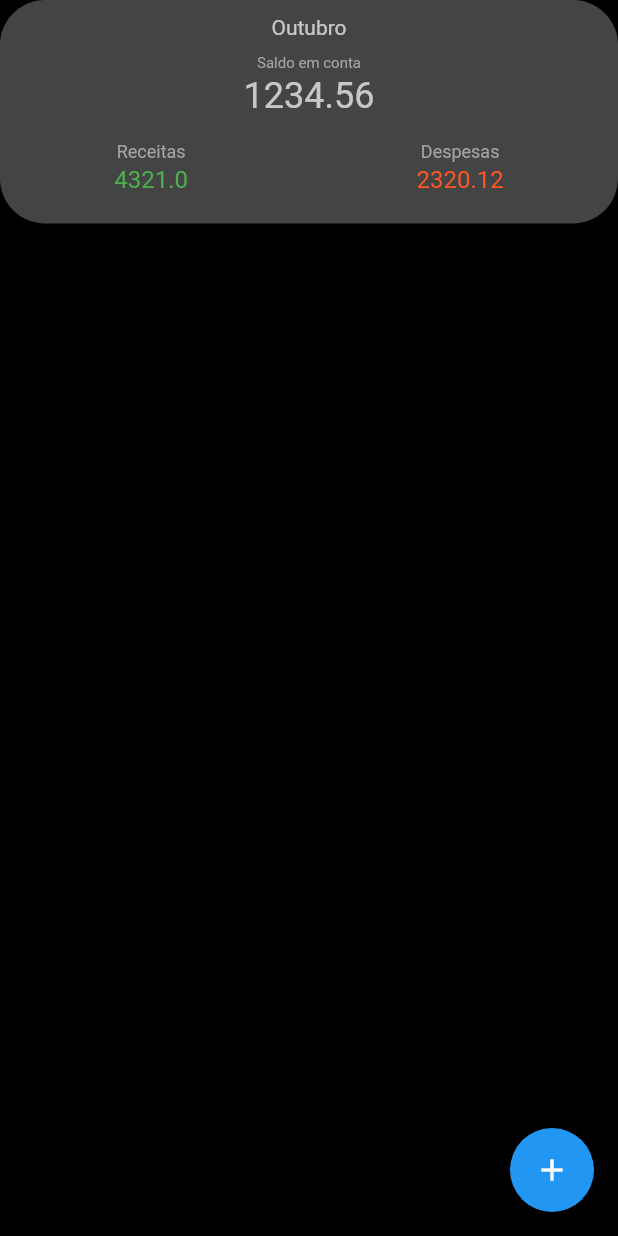
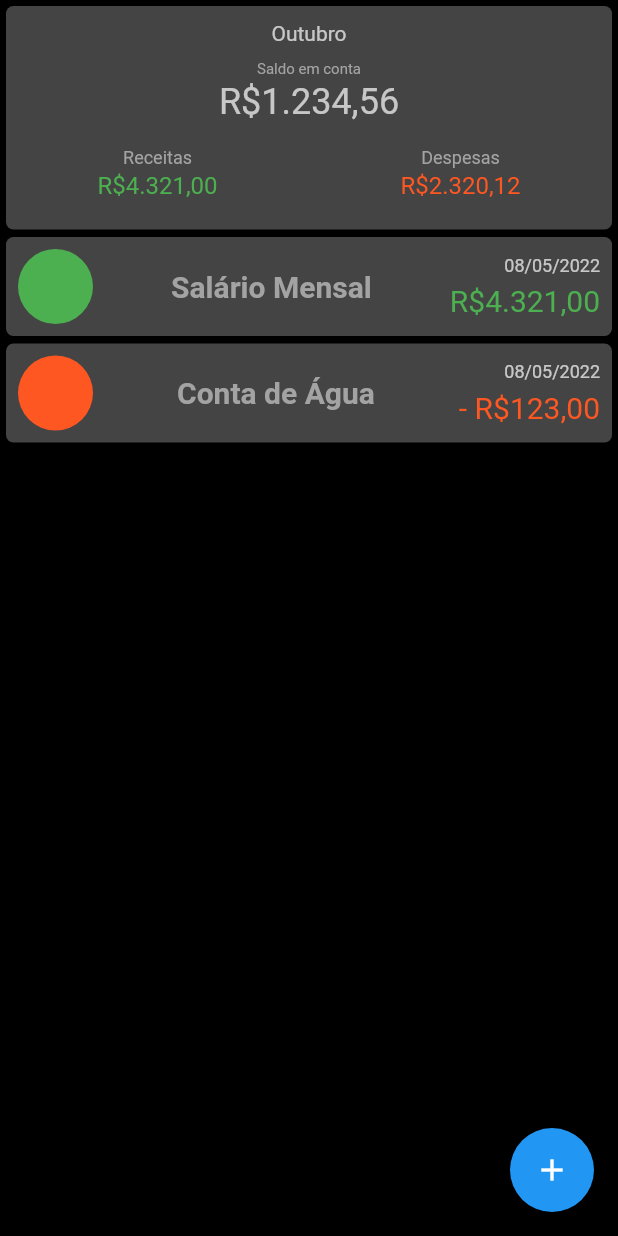
Before and after one commit to VictorAlvesBug/app-controle-financeiro, a Flutter app: the HomeScreen screen opened by its route, on a phone screen of 412 x 824 dp. Run offline on Flutter 3.47's test engine with Material 2 defaults, Android fonts, the phone set to English and light mode, and no system bars; our stand-ins replace google_fonts.

Commit message:
Iniciado desenvolvimento da lista de transações na Home

```diff
--- /dev/null
+++ b/assets/flutter-icons-f3f44e81/config.json
@@ -0,0 +1,28 @@
+{
+  "name": "",
+  "css_prefix_text": "",
+  "css_use_suffix": false,
+  "hinting": true,
+  "units_per_em": 1000,
+  "ascent": 850,
+  "glyphs": [
+    {
+      "uid": "e6655335b0e9248d202682e653197890",
+      "css": "arrow_up",
+      "code": 61538,
+      "src": "fontawesome5"
+    },
+    {
+      "uid": "650d829204faeafa1630e5551a64e7a2",
+      "css": "arrow_down",
+      "code": 61539,
+      "src": "fontawesome5"
+    },
+    {
+      "uid": "3df557988823d031d4972feed89617f3",
+      "css": "check",
+      "code": 61452,
+      "src": "fontawesome5"
+    }
+  ]
+}
--- /dev/null
+++ b/assets/flutter-icons-f3f44e81/my_flutter_app_icons.dart
@@ -0,0 +1,31 @@
+/// Flutter icons MyFlutterApp
+/// Copyright (C) 2022 by original authors @ fluttericon.com, fontello.com
+/// This font was generated by FlutterIcon.com, which is derived from Fontello.
+///
+/// To use this font, place it in your fonts/ directory and include the
+/// following in your pubspec.yaml
+///
+/// flutter:
+///   fonts:
+///    - family:  MyFlutterApp
+///      fonts:
+///       - asset: fonts/MyFlutterApp.ttf
+///
+///
+/// * Font Awesome 5, Copyright (C) 2016 by Dave Gandy
+///         Author:    Dave Gandy
+///         License:   SIL (https://github.com/FortAwesome/Font-Awesome/blob/master/LICENSE.txt)
+///         Homepage:  http://fortawesome.github.com/Font-Awesome/
+///
+import 'package:flutter/widgets.dart';
+
+class MyFlutterApp {
+  MyFlutterApp._();
+
+  static const _kFontFam = 'MyFlutterApp';
+  static const String? _kFontPkg = null;
+
+  static const IconData check = IconData(0xf00c, fontFamily: _kFontFam, fontPackage: _kFontPkg);
+  static const IconData arrow_up = IconData(0xf062, fontFamily: _kFontFam, fontPackage: _kFontPkg);
+  static const IconData arrow_down = IconData(0xf063, fontFamily: _kFontFam, fontPackage: _kFontPkg);
+}
--- a/lib/components/resumo_box.dart
+++ b/lib/components/resumo_box.dart
@@ -1,38 +1,38 @@
 import 'package:flutter/material.dart';
+import 'package:intl/intl.dart';
+
+import '../dto/resumo_dto.dart';
 
 class ResumoBox extends StatelessWidget {
 
   const ResumoBox({
     Key? key,
-    required this.mes,
-    required this.saldoEmConta,
-    required this.totalReceitasMes,
-    required this.totalDespesasMes,
+    required this.resumoDto,
   }) : super(key: key);
 
-  final String mes;
-  final double saldoEmConta;
-  final double totalReceitasMes;
-  final double totalDespesasMes;
+  final ResumoDTO resumoDto;
 
   @override
   Widget build(BuildContext context) {
-    String saldoEmContaFormatado = saldoEmConta.toString();
-    String totalReceitasMesFormatado = totalReceitasMes.toString();
-    String totalDespesasMesFormatado = totalDespesasMes.toString();
+
+    final formatoReal = new NumberFormat("R\$#,##0.00", "pt_BR");
+
+    String saldoEmContaFormatado = formatoReal.format(resumoDto.saldoEmConta);
+    String totalReceitasMesFormatado = formatoReal.format(resumoDto.totalReceitasMes);
+    String totalDespesasMesFormatado = formatoReal.format(resumoDto.totalDespesasMes);
 
     return Container(
       width: double.infinity,
       decoration: BoxDecoration(
         color: const Color(0xFF444444),
-        borderRadius: BorderRadius.circular(30),
+        borderRadius: BorderRadius.circular(5),
       ),
       child: Column(
         crossAxisAlignment: CrossAxisAlignment.center,
         children: [
           const SizedBox(height: 10),
           Text(
-            mes,
+            resumoDto.mes,
             style: TextStyle(
               color: Colors.white70,
               fontSize: 14,
--- /dev/null
+++ b/lib/dto/resumo_dto.dart
@@ -0,0 +1,13 @@
+class ResumoDTO{
+  ResumoDTO ({
+    required this.mes,
+    required this.saldoEmConta,
+    required this.totalDespesasMes,
+    required this.totalReceitasMes
+});
+
+  final String mes;
+  final double saldoEmConta;
+  final double totalDespesasMes;
+  final double totalReceitasMes;
+}
--- /dev/null
+++ b/lib/dto/transacao_dto.dart
@@ -0,0 +1,57 @@
+import 'package:flutter/material.dart';
+import 'package:intl/intl.dart';
+
+import '../enums/tipo_transacao_enum.dart';
+
+class TransacaoDTO {
+  TransacaoDTO({
+    required this.tipo,
+    required this.valor,
+    required this.data,
+    required this.descricao,
+});
+
+  final TipoTransacaoEnum tipo;
+  final double valor;
+  final DateTime data;
+  final String descricao;
+
+  String getValorFormatado({bool comSinal: false}){
+    var formatoReal = new NumberFormat("R\$#,##0.00", "pt_BR");
+
+    if(comSinal && tipo == TipoTransacaoEnum.Despesa){
+      return '- ${formatoReal.format(valor)}';
+    }
+    return formatoReal.format(valor);
+  }
+
+  String getDescricaoResumida({int maxLength = 0}){
+    var larguraDescricao = descricao.length;
+
+    if(maxLength == 0){
+      maxLength = larguraDescricao;
+    }
+
+    if(larguraDescricao > maxLength){
+      return '${descricao.substring(0, maxLength-3)}...';
+    }
+
+    return descricao;
+  }
+
+  String getDataFormatada(){
+    String dia = DateFormat.d().format(data).padLeft(2, '0');
+    String mes = DateFormat.M().format(data).padLeft(2, '0');
+    String ano = DateFormat.y().format(data).padLeft(4, '0');
+
+    return '$dia/$mes/$ano';
+  }
+
+  Color getCorTipoTransacao(){
+    if(tipo == TipoTransacaoEnum.Receita){
+      return Colors.green;
+    }
+
+    return Colors.deepOrange;
+  }
+}
--- /dev/null
+++ b/lib/enums/tipo_transacao_enum.dart
@@ -0,0 +1,4 @@
+enum TipoTransacaoEnum{
+  Receita,
+  Despesa
+}
--- a/lib/screens/home_screen.dart
+++ b/lib/screens/home_screen.dart
@@ -1,5 +1,9 @@
 import 'package:controle_financeiro/components/resumo_box.dart';
 import 'package:flutter/material.dart';
+
+import '../dto/resumo_dto.dart';
+import '../dto/transacao_dto.dart';
+import '../enums/tipo_transacao_enum.dart';
 
 class HomeScreen extends StatefulWidget {
   static const String id = 'home_screen';
@@ -13,20 +17,104 @@ class HomeScreen extends StatefulWidget {
 }
 
 class _HomeScreenState extends State<HomeScreen> {
+  var resumoDto = ResumoDTO(
+    mes: 'Outubro',
+    saldoEmConta: 1234.56,
+    totalDespesasMes: 2320.12,
+    totalReceitasMes: 4321,
+  );
+
+  var listaTransacoes = [
+    TransacaoDTO(
+        tipo: TipoTransacaoEnum.Receita,
+        valor: 4321,
+        data: DateTime(2022, 5, 8),
+        descricao: 'Salário Mensal'),
+    TransacaoDTO(
+        tipo: TipoTransacaoEnum.Despesa,
+        valor: 123,
+        data: DateTime(2022, 5, 8),
+        descricao: 'Conta de Água'),
+  ];
+
   @override
   Widget build(BuildContext context) {
     return Scaffold(
       backgroundColor: Colors.black,
       body: SafeArea(
-        child: Column(
-          children: [
-            ResumoBox(
-              mes: 'Outubro',
-              saldoEmConta: 1234.56,
-              totalDespesasMes: 2320.12,
-              totalReceitasMes: 4321,
-            ),
-          ],
+        child: Padding(
+          padding: const EdgeInsets.all(4.0),
+          child: Column(
+            children: [
+              ResumoBox(resumoDto: resumoDto),
+              SizedBox(height: 5),
+              ListView.separated(
+                itemBuilder: (_, index) {
+                  final transacao = listaTransacoes[index];
+
+                  return Container(
+                    decoration: BoxDecoration(
+                      color: const Color(0xFF444444),
+                      borderRadius: BorderRadius.circular(5),
+                    ),
+                    child: Padding(
+                      padding: const EdgeInsets.all(8.0),
+                      child: Row(
+                        mainAxisAlignment: MainAxisAlignment.spaceBetween,
+                        children: [
+                          Container(
+                            width: 50,
+                            height: 50,
+                            decoration: BoxDecoration(
+                              color: transacao.getCorTipoTransacao(),
+                              borderRadius: BorderRadius.circular(25),
+                            ),
+                          ),
+                          Text(
+                            transacao.getDescricaoResumida(),
+                            maxLines: 1,
+                            overflow: TextOverflow.ellipsis,
+                            style: TextStyle(
+                              color: Color(0xFFA3A3A3),
+                              fontSize: 20,
+                              fontWeight: FontWeight.bold,
+                            ),
+                          ),
+                          Column(
+                            mainAxisAlignment: MainAxisAlignment.spaceBetween,
+                            crossAxisAlignment: CrossAxisAlignment.end,
+                            children: [
+                              Text(
+                                transacao.getDataFormatada(),
+                                style: TextStyle(
+                                    color: Colors.white70, fontSize: 12),
+                              ),
+                              SizedBox(height: 5),
+                              Text(
+                                transacao.getValorFormatado(comSinal: true),
+                                style: TextStyle(
+                                  color: transacao.getCorTipoTransacao(),
+                                  fontSize: 20,
+                                ),
+                              ),
+                            ],
+                          ),
+                        ],
+                      ),
+                    ),
+                  );
+                },
+                separatorBuilder: (_, __) => SizedBox(height: 5),
+                itemCount: listaTransacoes.length,
+                shrinkWrap: true,
+              ),
+
+              /*ListView(
+              children: [],
+                scrollDirection: Axis.vertical,
+              ),*/
+            ],
+          ),
         ),
       ),
       /*body: Center(
@@ -45,7 +133,7 @@ class _HomeScreenState extends State<HomeScreen> {
       ),*/
       floatingActionButton: FloatingActionButton(
         onPressed: () {},
-        tooltip: 'Increment',
+        tooltip: 'Adicionar',
         child: const Icon(Icons.add),
       ),
     );
--- a/pubspec.yaml
+++ b/pubspec.yaml
@@ -40,6 +40,8 @@ dependencies:
   google_fonts: ^2.3.2
 
   fluttertoast: ^8.0.9
+
+  intl:
 
 dev_dependencies:
   flutter_test:
```
Also changed, not shown: assets/flutter-icons-f3f44e81/fonts/MyFlutterApp.ttf (added), pubspec.lock, 1 other file.
